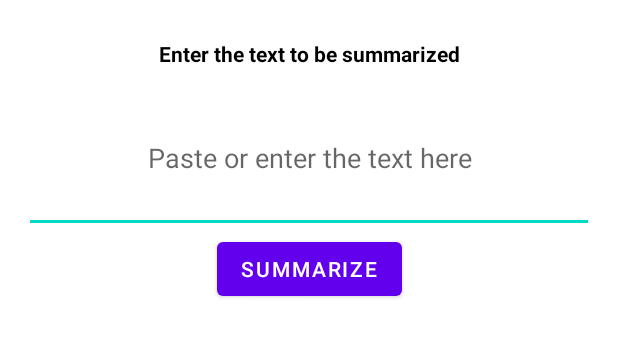
After one commit to Amal4m41/News-App, an Android app: the layout fragment_text_summarizer.xml on its own in the app's theme, with its tools: preview values and no code run, on a phone screen of 412 x 824 dp. The commit adds this screen. Shown: the top 337 px of the screen. Run offline under Robolectric (Android 15) with nearby library versions, the phone set to English and light mode, and no system bars.

Commit message:
Added feature to summarize the text input from user.

```diff
--- a/app/build.gradle
+++ b/app/build.gradle
@@ -45,6 +45,7 @@ dependencies {
     implementation 'androidx.appcompat:appcompat:1.3.1'
     implementation 'com.google.android.material:material:1.4.0'
     implementation 'androidx.constraintlayout:constraintlayout:2.1.0'
+    implementation 'androidx.legacy:legacy-support-v4:1.0.0'
     testImplementation 'junit:junit:4.+'
     androidTestImplementation 'androidx.test.ext:junit:1.1.3'
     androidTestImplementation 'androidx.test.espresso:espresso-core:3.4.0'
@@ -79,4 +80,8 @@ dependencies {
     // Glide
     implementation 'com.github.bumptech.glide:glide:4.11.0'
     kapt 'com.github.bumptech.glide:compiler:4.11.0'
+
+
+    //Library for text summarization
+    implementation 'com.github.shubham0204:Text2Summary-Android:alpha-05'
 }
--- a/app/src/main/AndroidManifest.xml
+++ b/app/src/main/AndroidManifest.xml
@@ -1,5 +1,6 @@
 <?xml version="1.0" encoding="utf-8"?>
 <manifest xmlns:android="http://schemas.android.com/apk/res/android"
+    xmlns:tools="http://schemas.android.com/tools"
     package="com.example.newsapp">
 
     <uses-permission android:name="android.permission.INTERNET"/>
@@ -9,6 +10,7 @@
         android:name=".NewsApplication"
         android:allowBackup="true"
         android:icon="@mipmap/ic_launcher"
+        tools:replace="android:theme"
         android:label="@string/app_name"
         android:roundIcon="@mipmap/ic_launcher_round"
         android:supportsRtl="true"
--- a/app/src/main/java/com/example/newsapp/ui/fragments/ArticleFragment.kt
+++ b/app/src/main/java/com/example/newsapp/ui/fragments/ArticleFragment.kt
@@ -34,6 +34,7 @@ class ArticleFragment: Fragment(R.layout.fragment_article) {
         viewModel = (activity as NewsActivity).viewModel
 
         val article = args.article //get the article
+
 
         viewModel.isArticleSavedAlready(article.url).observe(viewLifecycleOwner, {
 
--- /dev/null
+++ b/app/src/main/res/drawable/ic_baseline_summarize_24.xml
@@ -0,0 +1,5 @@
+<vector android:height="24dp" android:tint="#FFFFFF"
+    android:viewportHeight="24" android:viewportWidth="24"
+    android:width="24dp" xmlns:android="http://schemas.android.com/apk/res/android">
+    <path android:fillColor="@android:color/white" android:pathData="M15,3H5C3.9,3 3.01,3.9 3.01,5L3,19c0,1.1 0.89,2 1.99,2H19c1.1,0 2,-0.9 2,-2V9L15,3zM8,17c-0.55,0 -1,-0.45 -1,-1s0.45,-1 1,-1s1,0.45 1,1S8.55,17 8,17zM8,13c-0.55,0 -1,-0.45 -1,-1s0.45,-1 1,-1s1,0.45 1,1S8.55,13 8,13zM8,9C7.45,9 7,8.55 7,8s0.45,-1 1,-1s1,0.45 1,1S8.55,9 8,9zM14,10V4.5l5.5,5.5H14z"/>
+</vector>
--- a/app/src/main/res/layout/activity_news.xml
+++ b/app/src/main/res/layout/activity_news.xml
@@ -29,6 +29,7 @@
     <com.google.android.material.bottomnavigation.BottomNavigationView
         android:id="@+id/bottomNavigationView"
         android:layout_width="match_parent"
+        app:itemIconSize="23dp"
         android:layout_height="56dp"
         app:menu="@menu/bottom_navigation_menu"
         app:layout_constraintBottom_toBottomOf="parent"
--- /dev/null
+++ b/app/src/main/res/layout/fragment_text_summarizer.xml
@@ -0,0 +1,112 @@
+<?xml version="1.0" encoding="utf-8"?>
+<androidx.constraintlayout.widget.ConstraintLayout xmlns:android="http://schemas.android.com/apk/res/android"
+    xmlns:app="http://schemas.android.com/apk/res-auto"
+    xmlns:tools="http://schemas.android.com/tools"
+    android:layout_width="match_parent"
+    android:layout_height="match_parent"
+    tools:context=".ui.fragments.TextSummarizerFragment">
+
+    <ScrollView
+        android:layout_width="match_parent"
+        android:layout_height="match_parent"
+        android:orientation="vertical"
+        tools:layout_editor_absoluteX="0dp"
+        tools:layout_editor_absoluteY="38dp">
+
+        <androidx.constraintlayout.widget.ConstraintLayout
+            android:layout_width="match_parent"
+            android:layout_height="match_parent">
+
+            <TextView
+                android:id="@+id/tvTitleSummarizer"
+                android:layout_width="wrap_content"
+                android:layout_height="wrap_content"
+                android:layout_marginTop="26dp"
+                android:text="Enter the text to be summarized"
+                android:textColor="@color/black"
+                android:textStyle="bold"
+                app:layout_constraintEnd_toEndOf="parent"
+                app:layout_constraintStart_toStartOf="parent"
+                app:layout_constraintTop_toTopOf="parent" />
+
+            <EditText
+                android:id="@+id/etTextInput"
+                android:layout_width="match_parent"
+                android:layout_height="100dp"
+                android:layout_marginHorizontal="16dp"
+                android:layout_marginTop="10dp"
+                android:gravity="center"
+                android:hint="Paste or enter the text here"
+                android:inputType="textMultiLine"
+                app:layout_constraintEnd_toEndOf="parent"
+                app:layout_constraintStart_toStartOf="parent"
+                app:layout_constraintTop_toBottomOf="@id/tvTitleSummarizer" />
+
+            <Button
+                android:id="@+id/btnSummarize"
+                android:layout_width="wrap_content"
+                android:layout_height="wrap_content"
+                android:text="Summarize"
+                app:layout_constraintEnd_toEndOf="parent"
+                app:layout_constraintStart_toStartOf="parent"
+                app:layout_constraintTop_toBottomOf="@id/etTextInput" />
+
+            <androidx.constraintlayout.widget.ConstraintLayout
+                android:id="@+id/clSummaryResult"
+                android:visibility="gone"
+                android:layout_width="match_parent"
+                android:layout_height="wrap_content"
+                app:layout_constraintEnd_toEndOf="parent"
+                app:layout_constraintStart_toStartOf="parent"
+                app:layout_constraintTop_toBottomOf="@id/btnSummarize">
+
+            <TextView
+                android:id="@+id/titleResult"
+                android:layout_width="wrap_content"
+                android:layout_height="wrap_content"
+                android:layout_marginTop="20dp"
+                app:layout_constraintEnd_toEndOf="parent"
+                app:layout_constraintStart_toStartOf="parent"
+                app:layout_constraintTop_toTopOf="parent"
+                android:text="Summarized text"
+ />
+
+            <TextView
+                android:id="@+id/tvSummarizedText"
+                android:layout_width="match_parent"
+                android:layout_height="400dp"
+                android:layout_marginHorizontal="16dp"
+                android:layout_marginTop="8dp"
+                android:layout_marginBottom="16dp"
+                android:scrollbars="vertical"
+                app:layout_constraintEnd_toEndOf="parent"
+                app:layout_constraintStart_toStartOf="parent"
+                app:layout_constraintTop_toBottomOf="@id/titleResult" />
+
+            <Button
+                android:id="@+id/btnSavetoClipBoard"
+                android:layout_width="wrap_content"
+                android:layout_height="wrap_content"
+                android:layout_marginVertical="10dp"
+                android:text="Save to clipboard"
+                app:layout_constraintTop_toBottomOf="@id/tvSummarizedText"
+                app:layout_constraintStart_toStartOf="parent"
+                app:layout_constraintEnd_toStartOf="@id/btnSaveSummary"/>
+
+            <Button
+                android:id="@+id/btnSaveSummary"
+                android:layout_width="wrap_content"
+                android:layout_height="wrap_content"
+                android:layout_marginVertical="10dp"
+                android:text="Save summary"
+                app:layout_constraintTop_toBottomOf="@id/tvSummarizedText"
+                app:layout_constraintEnd_toEndOf="parent"
+                app:layout_constraintStart_toEndOf="@id/btnSavetoClipBoard"/>
+            </androidx.constraintlayout.widget.ConstraintLayout>
+
+
+        </androidx.constraintlayout.widget.ConstraintLayout>
+
+    </ScrollView>
+
+</androidx.constraintlayout.widget.ConstraintLayout>
--- a/app/src/main/res/menu/bottom_navigation_menu.xml
+++ b/app/src/main/res/menu/bottom_navigation_menu.xml
@@ -6,6 +6,7 @@
    for this to work-->
     <item
         android:id="@+id/breakingNewsFragment"
+
         android:title="Breaking News"
         android:icon="@drawable/ic_breakingnews"/>
     <item
@@ -16,5 +17,9 @@
         android:id="@+id/savedNewsFragment"
         android:title="Saved News"
         android:icon="@drawable/ic_favourite_white"/>
+    <item
+        android:id="@+id/textSummarizerFragment"
+        android:title="Text Summarizer"
+        android:icon="@drawable/ic_baseline_summarize_24"/>
 
 </menu>
--- a/app/src/main/res/navigation/news_nav_graph.xml
+++ b/app/src/main/res/navigation/news_nav_graph.xml
@@ -2,6 +2,7 @@
 <navigation
     xmlns:android="http://schemas.android.com/apk/res/android"
     xmlns:app="http://schemas.android.com/apk/res-auto"
+    xmlns:tools="http://schemas.android.com/tools"
     android:id="@+id/news_nav_graph"
     app:startDestination="@id/breakingNewsFragment">
 
@@ -37,4 +38,9 @@
             android:name="article"
             app:argType="com.example.newsapp.models.Article" />
     </fragment>
+    <fragment
+        android:id="@+id/textSummarizerFragment"
+        android:name="com.example.newsapp.ui.fragments.TextSummarizerFragment"
+        android:label="fragment_text_summarizer"
+        tools:layout="@layout/fragment_text_summarizer" />
 </navigation>
--- a/app/src/main/res/values/strings.xml
+++ b/app/src/main/res/values/strings.xml
@@ -1,3 +1,5 @@
 <resources>
     <string name="app_name">NewsApp</string>
+    <!-- TODO: Remove or change this placeholder text -->
+    <string name="hello_blank_fragment">Hello blank fragment</string>
 </resources>
--- a/build.gradle
+++ b/build.gradle
@@ -19,6 +19,7 @@ allprojects {
     repositories {
         google()
         jcenter()
+        maven { url 'https://jitpack.io' }
     }
 }
 
```
Also changed, not shown: app/src/main/java/com/example/newsapp/ui/fragments/TextSummarizerFragment.kt (added, +87 -0 lines).
